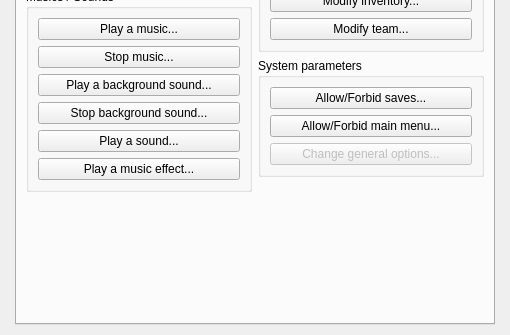
This is Editor/Dialogs/dialogcommands.ui in RPG-Paper-Maker/RPG-Paper-Maker as Qt 5 draws it before an edit; both pictures show x 0 to 510 and y 265 to 600 of the 510 by 600 pixel window. The edited form follows.
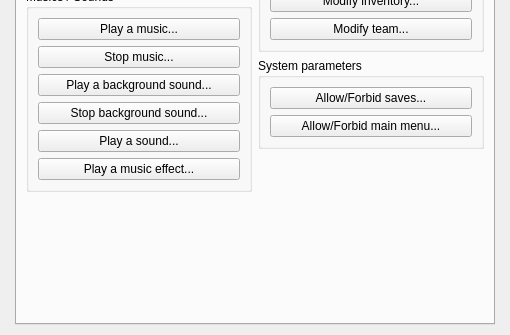
This is the edited form. The open tabs and pages were chosen to show the change.

Commit message: Remove command change general options

Patch:
```diff
--- a/Editor/Dialogs/dialogcommands.ui
+++ b/Editor/Dialogs/dialogcommands.ui
@@ -622,16 +622,6 @@
                   </property>
                  </widget>
                 </item>
-                <item>
-                 <widget class="QPushButton" name="pushButtonChangeGeneralOptions">
-                  <property name="enabled">
-                   <bool>false</bool>
-                  </property>
-                  <property name="text">
-                   <string>Change general options...</string>
-                  </property>
-                 </widget>
-                </item>
                </layout>
               </item>
              </layout>
```
